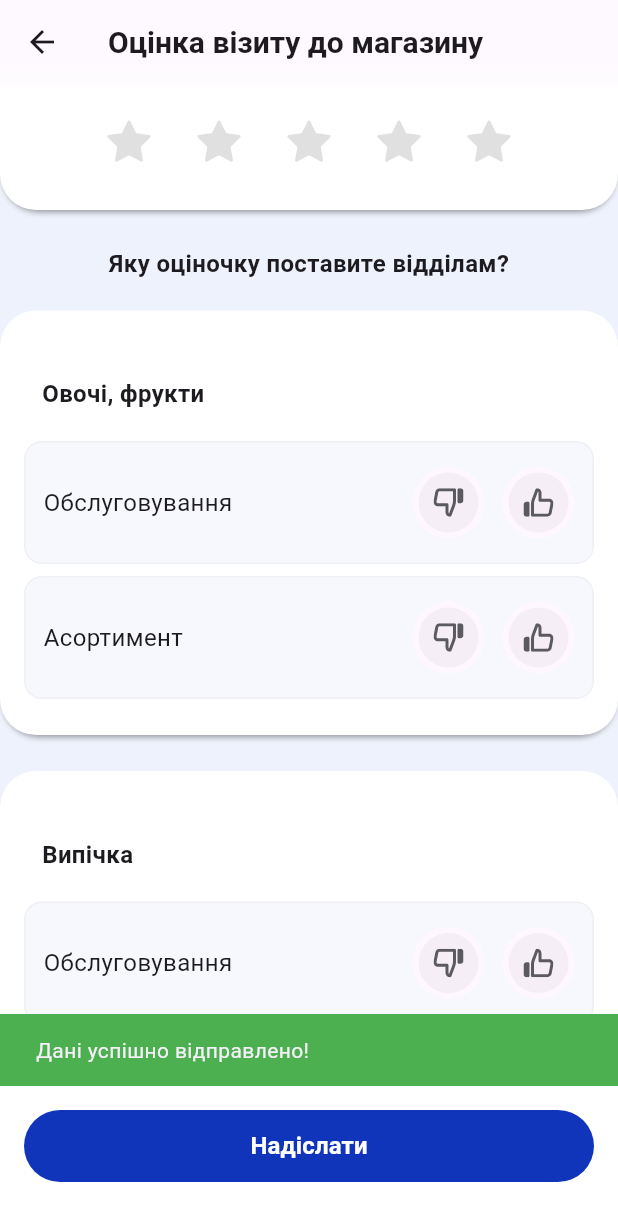
After one commit to Randan/learning-flutter, a Flutter app: the Lesson14 screen opened by its route, after a tap on "Надіслати", on a phone screen of 412 x 824 dp. The commit adds this screen. Shown: the top 1221 px of the screen. Run offline on Flutter 3.47's test engine with Material 3 defaults, Android fonts, the phone set to English and light mode, and no system bars; our stand-ins replace flutter_svg.

Commit message:
Implemented Lesson 14: Comprehensive Rating System with 5-star and like/dislike options. Added modular components for rating and feedback, integrated JSON serialization for data management, and enhanced UI with modern design patterns including glassmorphism effects. Updated README.md and CHANGELOG.md to reflect new features and project structure.

```diff
--- /dev/null
+++ b/lib/features/homeworks/lesson_14/homework_14_screen.dart
@@ -0,0 +1,229 @@
+import 'dart:ui';
+
+import 'package:flutter/material.dart';
+import 'package:learning_flutter/features/homeworks/lesson_14/icons.dart';
+import 'package:learning_flutter/features/homeworks/lesson_14/models.dart';
+import 'package:learning_flutter/features/homeworks/lesson_14/rating_card.dart';
+
+class Lesson14 extends StatefulWidget {
+  const Lesson14({super.key});
+
+  @override
+  State<Lesson14> createState() => _Lesson14State();
+}
+
+class _Lesson14State extends State<Lesson14> {
+  late RatingState _ratingState;
+
+  @override
+  void initState() {
+    super.initState();
+    _ratingState = RatingState(
+      departments: [
+        Department(name: 'Овочі, фрукти'),
+        Department(name: 'Випічка'),
+        Department(name: 'Лавка традицій'),
+      ],
+    );
+  }
+
+  void _updateDepartmentService(int index, LikeRate? service) {
+    setState(() {
+      _ratingState.departments[index].service = service;
+    });
+  }
+
+  void _updateDepartmentAssortment(int index, LikeRate? assortment) {
+    setState(() {
+      _ratingState.departments[index].assortment = assortment;
+    });
+  }
+
+  void _updateDepartmentFeedback(int index, String feedback) {
+    setState(() {
+      _ratingState.departments[index].feedback = feedback;
+    });
+  }
+
+  void _updateGlobalFeedback(String feedback) {
+    setState(() {
+      _ratingState.globalFeedback = feedback;
+    });
+  }
+
+  void _updateRating(int rating) {
+    setState(() {
+      _ratingState.rating = rating;
+    });
+  }
+
+  @override
+  Widget build(BuildContext context) {
+    return Scaffold(
+      appBar: AppBar(
+        title: const Text(
+          'Оцінка візиту до магазину',
+          style: TextStyle(fontSize: 20, fontWeight: FontWeight.w600),
+        ),
+        backgroundColor: Color.fromARGB(50, 255, 255, 255),
+        elevation: 0,
+        shadowColor: Colors.transparent,
+        flexibleSpace: ClipRect(
+          child: BackdropFilter(
+            filter: ImageFilter.blur(sigmaX: 10, sigmaY: 10),
+            child: Container(color: Colors.transparent),
+          ),
+        ),
+      ),
+      body: Column(
+        children: [
+          Expanded(
+            child: Container(
+              decoration: BoxDecoration(color: const Color(0xFFEEF2FC)),
+              child: SingleChildScrollView(
+                child: Column(
+                  spacing: 8,
+                  children: [
+                    Container(
+                      padding: const EdgeInsets.symmetric(vertical: 16),
+                      decoration: BoxDecoration(
+                        color: Colors.white,
+                        borderRadius: BorderRadius.only(
+                          bottomLeft: Radius.circular(24),
+                          bottomRight: Radius.circular(24),
+                        ),
+                        boxShadow: [
+                          BoxShadow(
+                            color: Color.fromARGB(100, 0, 0, 0),
+                            blurRadius: 3,
+                            offset: Offset(0, 3),
+                            spreadRadius: -2,
+                          ),
+                        ],
+                      ),
+                      child: Row(
+                        mainAxisAlignment: MainAxisAlignment.center,
+                        spacing: 8,
+                        children: List.generate(
+                          5,
+                          (index) => GestureDetector(
+                            onTap: () => _updateRating(index + 1),
+                            child: RatingStarIcon(
+                              isSelected: index < _ratingState.rating,
+                            ),
+                          ),
+                        ),
+                      ),
+                    ),
+                    Container(
+                      padding: const EdgeInsets.only(
+                        left: 16,
+                        right: 16,
+                        top: 16,
+                        bottom: 12,
+                      ),
+                      child: Text(
+                        'Яку оціночку поставите відділам?',
+                        style: TextStyle(
+                          fontSize: 16,
+                          fontWeight: FontWeight.w600,
+                        ),
+                      ),
+                    ),
+                    ...List.generate(
+                      _ratingState.departments.length,
+                      (index) => Padding(
+                        padding: EdgeInsets.only(bottom: 16),
+                        child: RatingCard(
+                          title: _ratingState.departments[index].name,
+                          department: _ratingState.departments[index],
+                          onServiceChanged: (service) =>
+                              _updateDepartmentService(index, service),
+                          onAssortmentChanged: (assortment) =>
+                              _updateDepartmentAssortment(index, assortment),
+                          onFeedbackChanged: (feedback) =>
+                              _updateDepartmentFeedback(index, feedback),
+                        ),
+                      ),
+                    ),
+                    Container(
+                      alignment: Alignment.centerLeft,
+                      padding: const EdgeInsets.only(
+                        left: 16,
+                        right: 16,
+                        top: 16,
+                        bottom: 12,
+                      ),
+                      child: Text(
+                        'Є що додати?',
+                        style: TextStyle(
+                          fontSize: 18,
+                          fontWeight: FontWeight.w600,
+                        ),
+                      ),
+                    ),
+                    Padding(
+                      padding: EdgeInsets.only(left: 12, right: 12, bottom: 16),
+                      child: TextField(
+                        onChanged: _updateGlobalFeedback,
+                        decoration: InputDecoration(
+                          hintText: 'Розкажіть докладніше',
+                          hintStyle: TextStyle(
+                            fontSize: 16,
+                            color: Color(0x8A202124),
+                          ),
+                          border: OutlineInputBorder(
+                            borderRadius: BorderRadius.circular(8),
+                            borderSide: BorderSide(
+                              color: Color(0x3D202124),
+                              width: 1,
+                            ),
+                          ),
+                        ),
+                      ),
+                    ),
+                  ],
+                ),
+              ),
+            ),
+          ),
+        ],
+      ),
+      bottomNavigationBar: Container(
+        decoration: BoxDecoration(color: Colors.white),
+        child: Padding(
+          padding: const EdgeInsets.only(
+            left: 16,
+            right: 16,
+            top: 16,
+            bottom: 36,
+          ),
+          child: ElevatedButton(
+            onPressed: () {
+              // Тут можна додати логіку для відправки даних
+              print('Rating State: ${_ratingState.toJson()}');
+
+              // Показуємо повідомлення користувачу
+              ScaffoldMessenger.of(context).showSnackBar(
+                SnackBar(
+                  content: Text('Дані успішно відправлено!'),
+                  backgroundColor: Colors.green,
+                ),
+              );
+            },
+            style: ElevatedButton.styleFrom(
+              backgroundColor: const Color(0xFF1135BA),
+              foregroundColor: Colors.white,
+              minimumSize: const Size(double.infinity, 48),
+              shadowColor: Colors.transparent,
+            ),
+            child: const Text(
+              'Надіслати',
+              style: TextStyle(fontSize: 16, fontWeight: FontWeight.w600),
+            ),
+          ),
+        ),
+      ),
+    );
+  }
+}
--- /dev/null
+++ b/lib/features/homeworks/lesson_14/icons.dart
@@ -0,0 +1,73 @@
+import 'package:flutter/material.dart';
+import 'package:flutter_svg/svg.dart';
+
+class RatingStarIcon extends StatelessWidget {
+  const RatingStarIcon({super.key, this.isSelected = false});
+
+  final bool isSelected;
+
+  @override
+  Widget build(BuildContext context) {
+    return Container(
+      decoration: isSelected
+          ? BoxDecoration(
+              boxShadow: [
+                BoxShadow(
+                  color: Color(0x4AFF8200),
+                  blurRadius: 10,
+                  spreadRadius: -10,
+                ),
+              ],
+            )
+          : null,
+      child: SvgPicture.asset(
+        'assets/images/rating-star.svg',
+        colorFilter: ColorFilter.mode(
+          isSelected ? Color(0xFFFF8200) : Color(0xFFE0E0E0),
+          BlendMode.srcIn,
+        ),
+        width: 52,
+        height: 52,
+        semanticsLabel: 'Rating Star',
+      ),
+    );
+  }
+}
+
+class LikeIcon extends StatelessWidget {
+  const LikeIcon({super.key, this.strokeColor, this.fillColor});
+
+  final Color? strokeColor;
+  final Color? fillColor;
+
+  @override
+  Widget build(BuildContext context) => SvgPicture.asset(
+    'assets/images/like.svg',
+    colorFilter: ColorFilter.mode(
+      strokeColor ?? Color(0xB8202124),
+      BlendMode.srcIn,
+    ),
+    width: 20,
+    height: 19,
+    semanticsLabel: 'Like',
+  );
+}
+
+class DislikeIcon extends StatelessWidget {
+  const DislikeIcon({super.key, this.strokeColor, this.fillColor});
+
+  final Color? strokeColor;
+  final Color? fillColor;
+
+  @override
+  Widget build(BuildContext context) => SvgPicture.asset(
+    'assets/images/dislike.svg',
+    colorFilter: ColorFilter.mode(
+      strokeColor ?? Color(0xB8202124),
+      BlendMode.srcIn,
+    ),
+    width: 20,
+    height: 19,
+    semanticsLabel: 'Dislike',
+  );
+}
--- /dev/null
+++ b/lib/features/homeworks/lesson_14/models.dart
@@ -0,0 +1,77 @@
+import 'package:learning_flutter/features/homeworks/lesson_14/rating_card.dart';
+
+class Department {
+  Department({
+    required this.name,
+    this.service,
+    this.assortment,
+    this.feedback = '',
+  });
+
+  factory Department.fromJson(Map<String, dynamic> json) {
+    return Department(
+      name: json['name'] as String,
+      service: json['service'] != null
+          ? LikeRate.values.firstWhere((e) => e.name == json['service'])
+          : null,
+      assortment: json['assortment'] != null
+          ? LikeRate.values.firstWhere((e) => e.name == json['assortment'])
+          : null,
+      feedback: json['feedback'] as String? ?? '',
+    );
+  }
+  final String name;
+  LikeRate? service;
+  LikeRate? assortment;
+  String feedback;
+
+  Map<String, dynamic> toJson() {
+    return {
+      'name': name,
+      'service': service?.name,
+      'assortment': assortment?.name,
+      'feedback': feedback,
+    };
+  }
+}
+
+class RatingState {
+  RatingState({
+    required this.departments,
+    this.rating = 0,
+    this.globalFeedback = '',
+  });
+
+  factory RatingState.fromJson(Map<String, dynamic> json) {
+    return RatingState(
+      rating: json['rating'] as int? ?? 0,
+      globalFeedback: json['globalFeedback'] as String? ?? '',
+      departments: (json['departments'] as List<dynamic>)
+          .map((dept) => Department.fromJson(dept as Map<String, dynamic>))
+          .toList(),
+    );
+  }
+  int rating;
+  String globalFeedback;
+  List<Department> departments;
+
+  Map<String, dynamic> toJson() {
+    return {
+      'rating': rating,
+      'globalFeedback': globalFeedback,
+      'departments': departments.map((dept) => dept.toJson()).toList(),
+    };
+  }
+
+  RatingState copyWith({
+    int? rating,
+    String? globalFeedback,
+    List<Department>? departments,
+  }) {
+    return RatingState(
+      rating: rating ?? this.rating,
+      globalFeedback: globalFeedback ?? this.globalFeedback,
+      departments: departments ?? this.departments,
+    );
+  }
+}
--- /dev/null
+++ b/lib/features/homeworks/lesson_14/rating_card.dart
@@ -0,0 +1,170 @@
+// ignore_for_file: inference_failure_on_function_return_type
+
+import 'package:flutter/material.dart';
+import 'package:learning_flutter/features/homeworks/lesson_14/icons.dart';
+import 'package:learning_flutter/features/homeworks/lesson_14/models.dart';
+
+enum LikeRate { like, dislike }
+
+class RatingCard extends StatelessWidget {
+  const RatingCard({
+    required this.title,
+    required this.department,
+    required this.onServiceChanged,
+    required this.onAssortmentChanged,
+    required this.onFeedbackChanged,
+    super.key,
+  });
+
+  final String title;
+  final Department department;
+  final Function(LikeRate?) onServiceChanged;
+  final Function(LikeRate?) onAssortmentChanged;
+  final Function(String) onFeedbackChanged;
+
+  @override
+  Widget build(BuildContext context) {
+    return Container(
+      padding: const EdgeInsets.only(left: 16, right: 16, top: 32, bottom: 16),
+      decoration: BoxDecoration(
+        color: Colors.white,
+        borderRadius: BorderRadius.circular(24),
+        boxShadow: [
+          BoxShadow(
+            color: Color.fromARGB(100, 0, 0, 0),
+            blurRadius: 3,
+            offset: Offset(0, 3),
+            spreadRadius: -2,
+          ),
+        ],
+      ),
+      child: Column(
+        spacing: 8,
+        children: [
+          Container(
+            alignment: Alignment.centerLeft,
+            padding: EdgeInsets.all(12),
+            child: Text(
+              title,
+              style: TextStyle(fontSize: 16, fontWeight: FontWeight.w600),
+              // textAlign: TextAlign.left,
+            ),
+          ),
+          _RatingItem(
+            title: 'Обслуговування',
+            feedback: department.service,
+            onChanged: onServiceChanged,
+          ),
+          _RatingItem(
+            title: 'Асортимент',
+            feedback: department.assortment,
+            onChanged: onAssortmentChanged,
+          ),
+          department.service != null || department.assortment != null
+              ? TextField(
+                  onChanged: onFeedbackChanged,
+                  decoration: InputDecoration(
+                    hintText: 'Розкажіть докладніше',
+                    hintStyle: TextStyle(
+                      fontSize: 16,
+                      color: Color(0x8A202124),
+                    ),
+                    border: OutlineInputBorder(
+                      borderRadius: BorderRadius.circular(8),
+                      borderSide: BorderSide(
+                        color: Color(0x3D202124),
+                        width: 1,
+                      ),
+                    ),
+                  ),
+                )
+              : SizedBox.shrink(),
+        ],
+      ),
+    );
+  }
+}
+
+class _RatingItem extends StatelessWidget {
+  const _RatingItem({
+    required this.title,
+    required this.onChanged,
+    this.feedback,
+  });
+
+  final String title;
+  final LikeRate? feedback;
+  final Function(LikeRate?) onChanged;
+
+  @override
+  Widget build(BuildContext context) {
+    return Container(
+      padding: const EdgeInsets.symmetric(horizontal: 12, vertical: 16),
+      decoration: BoxDecoration(
+        color: Color(0xFFF6F8FD),
+        border: Border.all(color: Color.fromARGB(9, 19, 19, 30), width: 1),
+        borderRadius: BorderRadius.circular(12),
+      ),
+      child: Row(
+        mainAxisAlignment: MainAxisAlignment.spaceBetween,
+        spacing: 12,
+        children: [
+          Text(title, style: TextStyle(fontSize: 16)),
+          Row(
+            spacing: 12,
+            children: [
+              _RatingButton(
+                isSelected: feedback == LikeRate.dislike,
+                buttonType: LikeRate.dislike,
+                onPressed: () => onChanged(
+                  feedback == LikeRate.dislike ? null : LikeRate.dislike,
+                ),
+              ),
+              _RatingButton(
+                isSelected: feedback == LikeRate.like,
+                buttonType: LikeRate.like,
+                onPressed: () =>
+                    onChanged(feedback == LikeRate.like ? null : LikeRate.like),
+              ),
+            ],
+          ),
+        ],
+      ),
+    );
+  }
+}
+
+class _RatingButton extends StatelessWidget {
+  _RatingButton({
+    required this.buttonType,
+    required this.onPressed,
+    this.isSelected = false,
+  }) : _strokeColor = isSelected ? Colors.white : Color(0xB8202124),
+       _fillColor = isSelected ? Colors.white : null;
+
+  final bool isSelected;
+  final LikeRate buttonType;
+  final VoidCallback onPressed;
+
+  final Color? _strokeColor;
+  final Color? _fillColor;
+
+  @override
+  Widget build(BuildContext context) {
+    return Material(
+      // elevation: !isSelected ? 1 : 0,
+      borderRadius: BorderRadius.circular(100),
+      child: IconButton(
+        onPressed: onPressed,
+        style: IconButton.styleFrom(
+          backgroundColor: isSelected ? Color(0xFF2358D1) : Color(0x0A13131E),
+          shadowColor: !isSelected ? null : Color(0xFF000000),
+          elevation: isSelected ? 0 : 1,
+        ),
+        icon: buttonType == LikeRate.like
+            ? LikeIcon(strokeColor: _strokeColor)
+            : DislikeIcon(strokeColor: _fillColor),
+      ),
+    );
+  }
+}
--- a/lib/main.dart
+++ b/lib/main.dart
@@ -1,5 +1,6 @@
 import 'package:flutter/material.dart';
 import 'package:learning_flutter/features/homeworks/lesson_13/homework_13_screen.dart';
+import 'package:learning_flutter/features/homeworks/lesson_14/homework_14_screen.dart';
 
 void main() {
   runApp(const MyApp());
@@ -16,7 +17,10 @@ class MyApp extends StatelessWidget {
         colorScheme: ColorScheme.fromSeed(seedColor: Colors.deepPurple),
       ),
       home: MyHomePage(),
-      routes: {'/lesson_13': (context) => const Lesson13()},
+      routes: {
+        '/lesson_13': (context) => const Lesson13(),
+        '/lesson_14': (context) => const Lesson14(),
+      },
     );
   }
 }
@@ -42,6 +46,12 @@ class MyHomePage extends StatelessWidget {
                 Navigator.pushNamed(context, '/lesson_13');
               },
             ),
+            ElevatedButton(
+              child: const Text('Lesson 14'),
+              onPressed: () {
+                Navigator.pushNamed(context, '/lesson_14');
+              },
+            ),
           ],
         ),
       ),
--- a/pubspec.yaml
+++ b/pubspec.yaml
@@ -34,6 +34,7 @@ dependencies:
   # The following adds the Cupertino Icons font to your application.
   # Use with the CupertinoIcons class for iOS style icons.
   cupertino_icons: ^1.0.8
+  flutter_svg: ^2.2.0
 
 dev_dependencies:
   flutter_test:
@@ -58,9 +59,8 @@ flutter:
   uses-material-design: true
 
   # To add assets to your application, add an assets section, like this:
-  # assets:
-  #   - images/a_dot_burr.jpeg
-  #   - images/a_dot_ham.jpeg
+  assets:
+    - assets/images/
 
   # An image asset can refer to one or more resolution-specific "variants", see
   # https://flutter.dev/to/resolution-aware-images
```
Also changed, not shown: assets/images/dislike.svg (added), assets/images/like.svg (added), assets/images/rating-star.svg (added), pubspec.lock, 4 other files.
